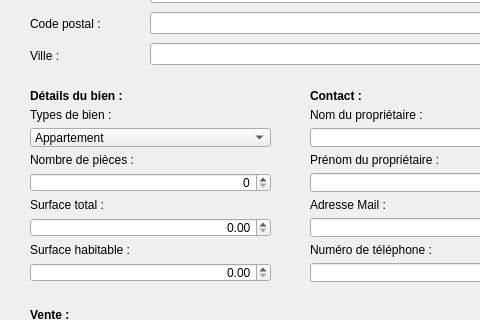
Old version of the form dialognewA.ui in the repository Kodstok/QtProjet; both pictures show x 0 to 480 and y 132 to 452 of the 573 by 620 pixel window.
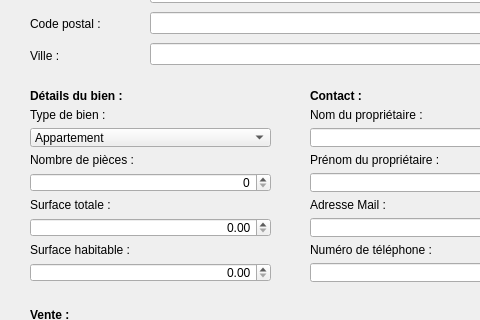
New version of the form.

```diff
--- a/dialognewA.ui
+++ b/dialognewA.ui
@@ -207,7 +207,7 @@
        </font>
       </property>
       <property name="text">
-       <string>&lt;html&gt;&lt;head/&gt;&lt;body&gt;&lt;p&gt;&lt;span style=&quot; font-weight:400;&quot;&gt;Types de bien :&lt;/span&gt;&lt;/p&gt;&lt;/body&gt;&lt;/html&gt;</string>
+       <string>&lt;html&gt;&lt;head/&gt;&lt;body&gt;&lt;p&gt;&lt;span style=&quot; font-weight:400;&quot;&gt;Type de bien :&lt;/span&gt;&lt;/p&gt;&lt;/body&gt;&lt;/html&gt;</string>
       </property>
      </widget>
     </item>
@@ -289,7 +289,7 @@
        </font>
       </property>
       <property name="text">
-       <string>&lt;html&gt;&lt;head/&gt;&lt;body&gt;&lt;p&gt;&lt;span style=&quot; font-weight:400;&quot;&gt;Surface total :&lt;/span&gt;&lt;/p&gt;&lt;/body&gt;&lt;/html&gt;</string>
+       <string>&lt;html&gt;&lt;head/&gt;&lt;body&gt;&lt;p&gt;&lt;span style=&quot; font-weight:400;&quot;&gt;Surface totale :&lt;/span&gt;&lt;/p&gt;&lt;/body&gt;&lt;/html&gt;</string>
       </property>
      </widget>
     </item>
```
Left out of the diff: 6 changed lines with no effect on the pictures.
